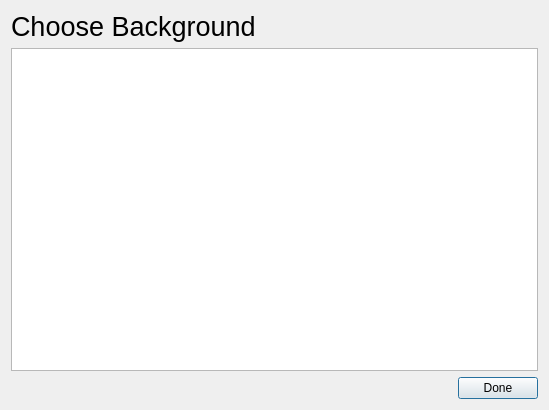
Above: choosebackground.ui from vicr123/theshell before the change. Below: the same form after it.
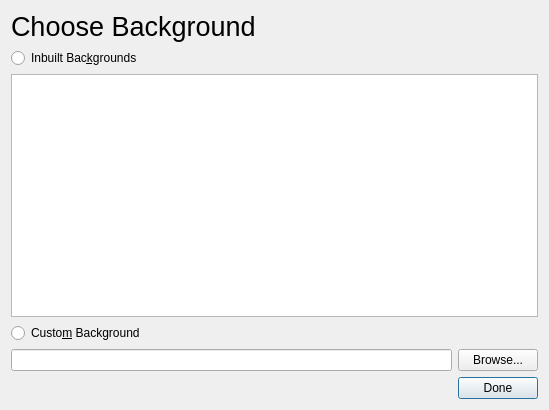
That is the form after the change. Icons and pictures are not drawn.

Commit message: Added Desktop Background Changing

Diff of the .ui file:
```diff
--- a/choosebackground.ui
+++ b/choosebackground.ui
@@ -18,7 +18,14 @@
     <normaloff>:/icons/icon.svg</normaloff>:/icons/icon.svg</iconset>
   </property>
   <layout class="QGridLayout" name="gridLayout">
-   <item row="2" column="0">
+   <item row="1" column="0" colspan="2">
+    <widget class="QRadioButton" name="radioButton">
+     <property name="text">
+      <string>Inbuilt Bac&amp;kgrounds</string>
+     </property>
+    </widget>
+   </item>
+   <item row="5" column="0">
     <spacer name="horizontalSpacer">
      <property name="orientation">
       <enum>Qt::Horizontal</enum>
@@ -31,8 +38,33 @@
      </property>
     </spacer>
    </item>
-   <item row="1" column="0" colspan="2">
-    <widget class="QListWidget" name="listWidget"/>
+   <item row="2" column="0" colspan="2">
+    <widget class="QListWidget" name="listWidget">
+     <property name="editTriggers">
+      <set>QAbstractItemView::NoEditTriggers</set>
+     </property>
+     <property name="iconSize">
+      <size>
+       <width>150</width>
+       <height>84</height>
+      </size>
+     </property>
+     <property name="verticalScrollMode">
+      <enum>QAbstractItemView::ScrollPerPixel</enum>
+     </property>
+     <property name="horizontalScrollMode">
+      <enum>QAbstractItemView::ScrollPerPixel</enum>
+     </property>
+     <property name="movement">
+      <enum>QListView::Static</enum>
+     </property>
+     <property name="resizeMode">
+      <enum>QListView::Adjust</enum>
+     </property>
+     <property name="viewMode">
+      <enum>QListView::IconMode</enum>
+     </property>
+    </widget>
    </item>
    <item row="0" column="0" colspan="2">
     <widget class="QLabel" name="label_15">
@@ -46,7 +78,7 @@
      </property>
     </widget>
    </item>
-   <item row="2" column="1">
+   <item row="5" column="1">
     <widget class="QPushButton" name="pushButton">
      <property name="text">
       <string>Done</string>
@@ -57,6 +89,23 @@
      </property>
     </widget>
    </item>
+   <item row="3" column="0" colspan="2">
+    <widget class="QRadioButton" name="radioButton_2">
+     <property name="text">
+      <string>Custo&amp;m Background</string>
+     </property>
+    </widget>
+   </item>
+   <item row="4" column="0">
+    <widget class="QLineEdit" name="lineEdit"/>
+   </item>
+   <item row="4" column="1">
+    <widget class="QPushButton" name="pushButton_2">
+     <property name="text">
+      <string>Browse...</string>
+     </property>
+    </widget>
+   </item>
   </layout>
  </widget>
  <resources>
```
The commit also changes 26 other files.
